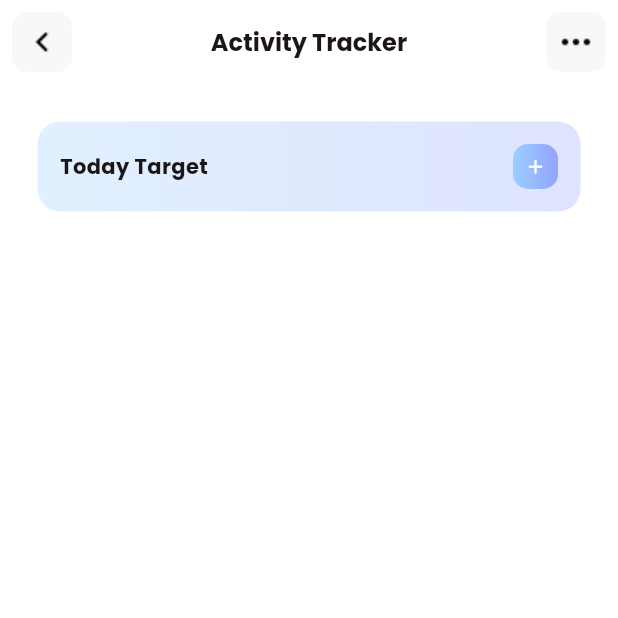
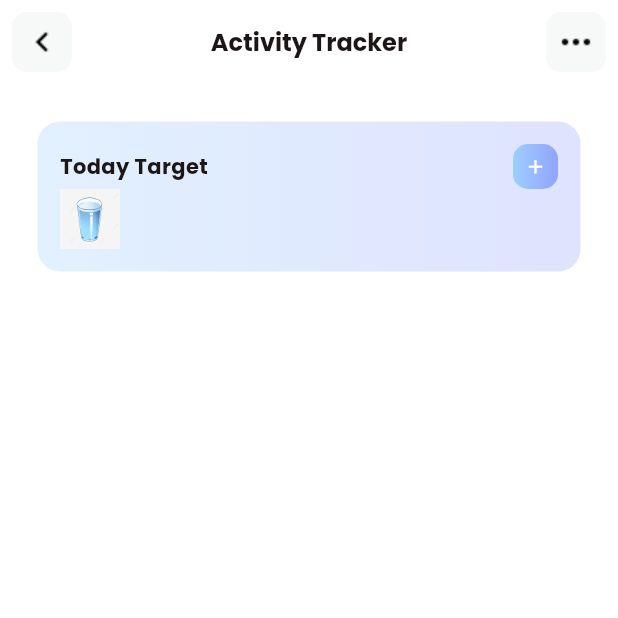
Before and after one commit to sdhaputhanthrie/Fitness-App, a Flutter app: the ActivityTrackerView screen opened directly, on a phone screen of 412 x 824 dp, the top half of it. Run offline on Flutter 3.47's test engine with Material 3 defaults, Android fonts, the phone set to English and light mode, and no system bars; our stand-ins replace carousel_slider, fl_chart, simple_circular_progress_bar; missing offline and left inert: dotted_dashed_line, simple_animation_progress_bar.

Commit message:
add water jpg

```diff
--- a/lib/view/home/activity_tracker_view.dart
+++ b/lib/view/home/activity_tracker_view.dart
@@ -165,6 +165,24 @@ class _ActivityTrackerViewState extends State<ActivityTrackerView> {
                         ),
                       ],
                     ),
+                    Row(children: [
+                      Container(
+                            decoration: BoxDecoration(
+                              color: TColor.white,
+                              borderRadius: BorderRadius.circular(15),
+                            ),
+
+                            child:Row(children: [
+                              Image.asset("assets/img/water.jpg",width: 40,),
+                              Expanded(child: Column(
+                                crossAxisAlignment: CrossAxisAlignment.start,
+                                children: [
+
+                                ],
+                              ))
+
+                            ],),),
+                    ],)
                   ],
                 ),
               ),
```
